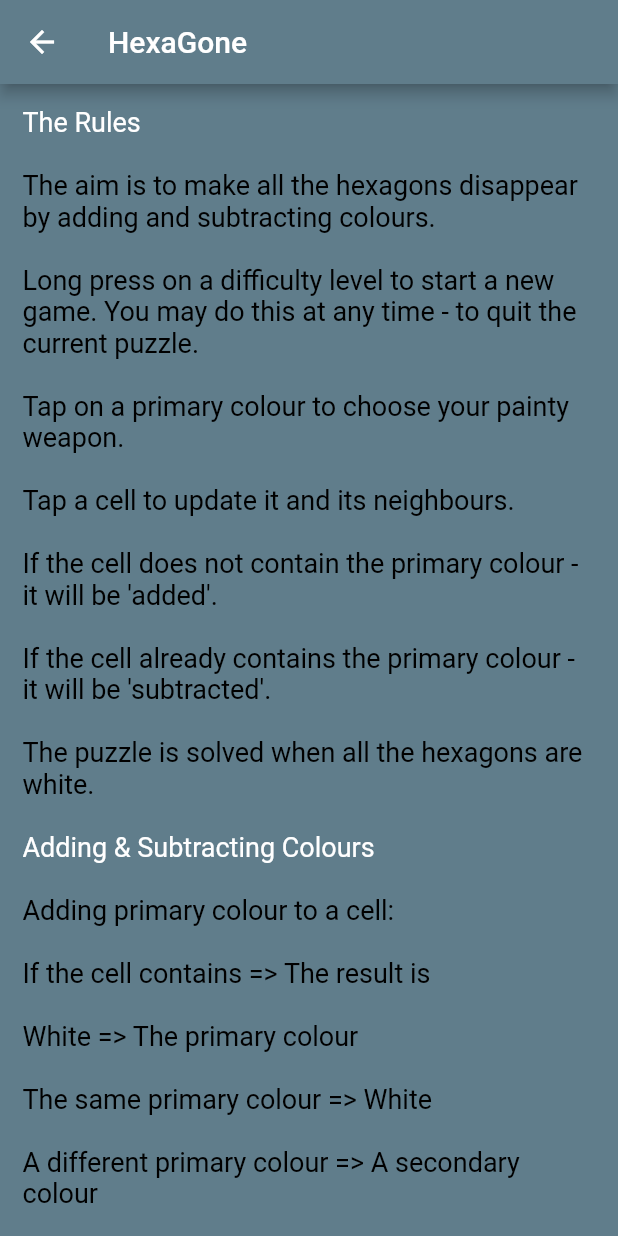
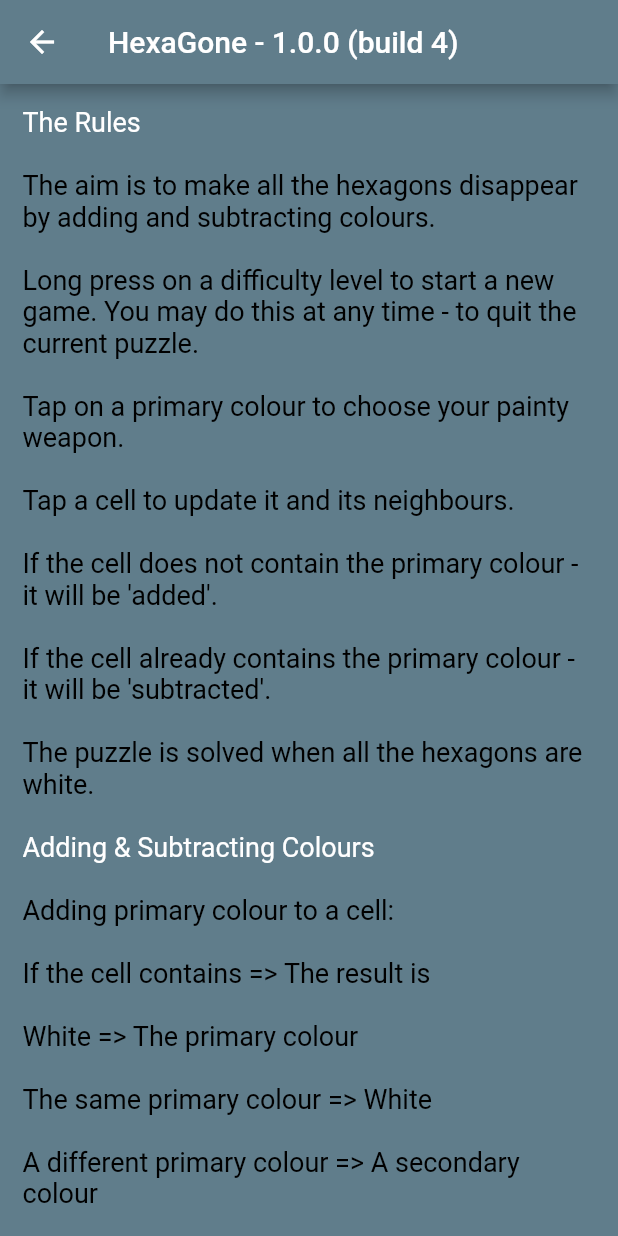
Before and after one commit to vmelia/flutter-hexagone, a Flutter app: the HelpPage screen opened by its route, on a phone screen of 412 x 824 dp. Run offline on Flutter 3.47's test engine with Material 2 defaults, Android fonts, the phone set to English and light mode, and no system bars; our stand-ins replace get_it; missing offline and left inert: hexagon.

Commit message:
Added constants file.

```diff
--- /dev/null
+++ b/lib/constants.dart
@@ -0,0 +1,5 @@
+String versionNumber = '1.0.0 (build 4)';
+
+int easyLevel = 4;
+int mediumLevel = 6;
+int hardLevel = 9;
--- a/lib/pages/help_page.dart
+++ b/lib/pages/help_page.dart
@@ -1,4 +1,5 @@
 import 'package:flutter/material.dart';
+import 'package:hexagone/constants.dart';
 import 'package:hexagone/widgets/help_widgets.dart';
 
 class HelpPage extends StatelessWidget {
@@ -9,7 +10,7 @@ class HelpPage extends StatelessWidget {
     return Scaffold(
       backgroundColor: Colors.blueGrey,
       appBar: AppBar(
-        title: Text('HexaGone'),
+        title: Text('HexaGone - $versionNumber'),
       ),
       body: Padding(
         padding: const EdgeInsets.all(15.0),
@@ -44,9 +45,10 @@ class HelpPage extends StatelessWidget {
             TextLineWidget(
                 "Brown = The secondary colour that doesn't contain the primary"),
             HeaderLineWidget("Difficulty Levels"),
-            TextLineWidget("Easy: Can be done in 4 moves."),
-            TextLineWidget("Medium: Can be done in 6 moves."),
-            TextLineWidget("Hard: Can be done in 9 moves (good luck)."),
+            TextLineWidget("Easy: Can be done in $easyLevel moves."),
+            TextLineWidget("Medium: Can be done in $mediumLevel moves."),
+            TextLineWidget(
+                "Hard: Can be done in $hardLevel moves (good luck)."),
             HeaderLineWidget("Colour Chart"),
             ColourLineWidget(Colors.red, Colors.white, Colors.red),
             ColourLineWidget(Colors.yellow, Colors.white, Colors.yellow),
--- a/lib/view_models/game_view_model.dart
+++ b/lib/view_models/game_view_model.dart
@@ -1,4 +1,5 @@
 import 'package:flutter/material.dart';
+import 'package:hexagone/constants.dart';
 import 'package:hexagone/contracts/i_colour_helper.dart';
 import 'package:hexagone/contracts/i_colour_merger.dart';
 import 'package:hexagone/contracts/i_grid_helper.dart';
@@ -19,7 +20,7 @@ class GameViewModel with ChangeNotifier {
   Colour _selectedColour;
   List<Coordinate> _randomPaintedCells;
 
-  int iterations = 4;
+  int iterations = mediumLevel;
   int _moves = 0;
   bool _hintMode = false;
 
--- a/lib/widgets/menu_widget.dart
+++ b/lib/widgets/menu_widget.dart
@@ -1,4 +1,5 @@
 import 'package:flutter/material.dart';
+import 'package:hexagone/constants.dart';
 import 'package:hexagone/view_models/game_view_model.dart';
 import 'package:provider/provider.dart';
 
@@ -16,7 +17,7 @@ class MenuWidget extends StatelessWidget {
               RoundedRectangleBorder(borderRadius: BorderRadius.circular(20)),
           onPressed: () {},
           onLongPress: () {
-            viewModel.iterations = 4;
+            viewModel.iterations = easyLevel;
             viewModel.startNewGame();
           },
         ),
@@ -26,7 +27,7 @@ class MenuWidget extends StatelessWidget {
               RoundedRectangleBorder(borderRadius: BorderRadius.circular(20)),
           onPressed: () {},
           onLongPress: () {
-            viewModel.iterations = 6;
+            viewModel.iterations = mediumLevel;
             viewModel.startNewGame();
           },
         ),
@@ -36,7 +37,7 @@ class MenuWidget extends StatelessWidget {
               RoundedRectangleBorder(borderRadius: BorderRadius.circular(20)),
           onPressed: () {},
           onLongPress: () {
-            viewModel.iterations = 9;
+            viewModel.iterations = hardLevel;
             viewModel.startNewGame();
           },
         ),
```
